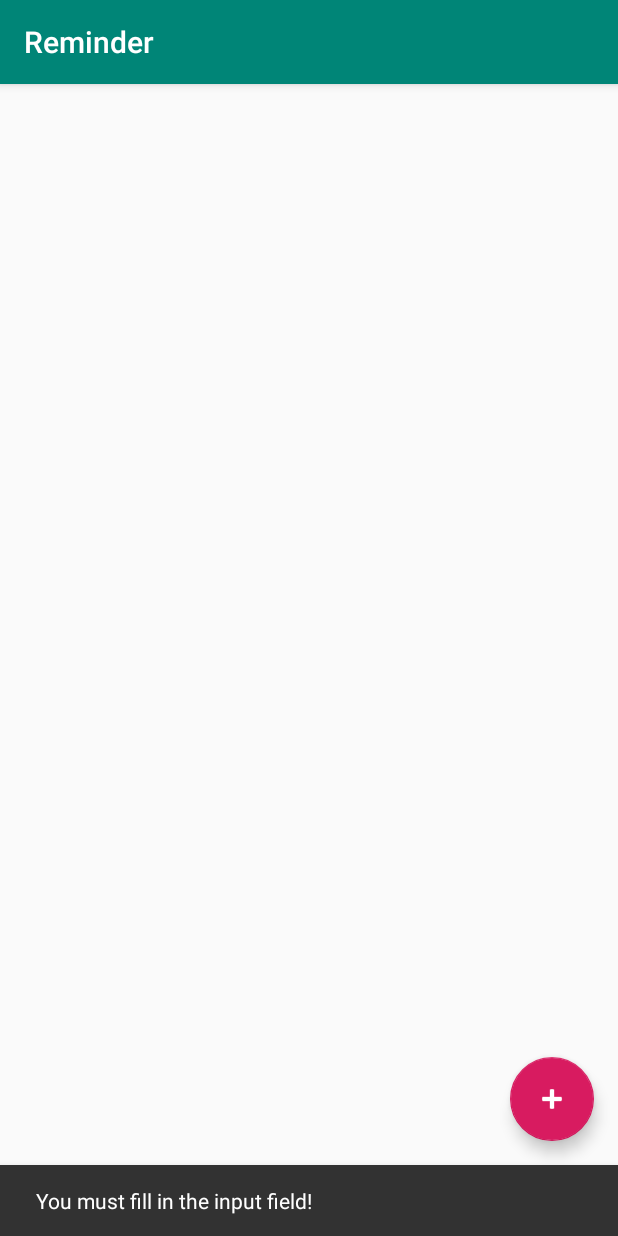
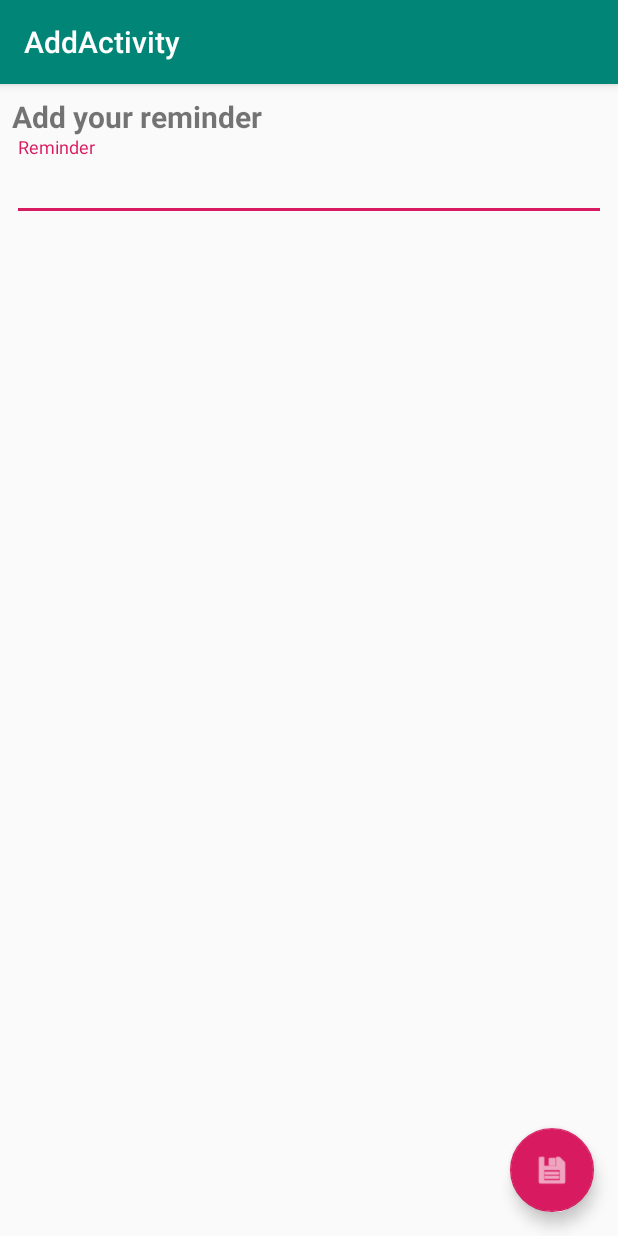
Before and after one commit to jordanvanbeijnhem/Reminder, an Android app: the screen it shows after launch (MainActivity before the commit, AddActivity after it), after a tap on an icon or button, on a phone screen of 412 x 824 dp. Run offline under Robolectric (Android 15) with nearby library versions, the phone set to English and light mode, and no system bars.

Commit message:
Add level 3

```diff
--- a/app/build.gradle
+++ b/app/build.gradle
@@ -21,6 +21,9 @@ android {
             proguardFiles getDefaultProguardFile('proguard-android-optimize.txt'), 'proguard-rules.pro'
         }
     }
+    androidExtensions {
+        experimental = true
+    }
 }
 
 dependencies {
--- a/app/src/main/AndroidManifest.xml
+++ b/app/src/main/AndroidManifest.xml
@@ -9,6 +9,10 @@
         android:roundIcon="@mipmap/ic_launcher_round"
         android:supportsRtl="true"
         android:theme="@style/AppTheme">
+        <activity
+            android:name=".AddActivity"
+            android:label="@string/title_activity_add"
+            android:theme="@style/AppTheme.NoActionBar"></activity>
         <activity
             android:name=".MainActivity"
             android:label="@string/app_name"
--- /dev/null
+++ b/app/src/main/java/nl/jordanvanbeijnhem/reminder/AddActivity.kt
@@ -0,0 +1,39 @@
+package nl.jordanvanbeijnhem.reminder
+
+import android.app.Activity
+import android.content.Intent
+import android.os.Bundle
+import android.widget.Toast
+import androidx.appcompat.app.AppCompatActivity
+import kotlinx.android.synthetic.main.activity_add.*
+import kotlinx.android.synthetic.main.content_add.*
+import nl.jordanvanbeijnhem.reminder.model.Reminder
+
+const val EXTRA_REMINDER = "EXTRA_REMINDER"
+
+class AddActivity : AppCompatActivity() {
+
+    override fun onCreate(savedInstanceState: Bundle?) {
+        super.onCreate(savedInstanceState)
+        setContentView(R.layout.activity_add)
+        setSupportActionBar(toolbar)
+
+        initViews()
+    }
+
+    private fun initViews() {
+        fab.setOnClickListener { onSaveClick() }
+    }
+
+    private fun onSaveClick() {
+        if (etAddReminder.text.toString().isNotBlank()) {
+            val reminder = Reminder(etAddReminder.text.toString())
+            val resultIntent = Intent()
+            resultIntent.putExtra(EXTRA_REMINDER, reminder)
+            setResult(Activity.RESULT_OK, resultIntent)
+            finish()
+        } else {
+            Toast.makeText(this, "The reminder cannot be empty", Toast.LENGTH_SHORT).show()
+        }
+    }
+}
--- a/app/src/main/java/nl/jordanvanbeijnhem/reminder/MainActivity.kt
+++ b/app/src/main/java/nl/jordanvanbeijnhem/reminder/MainActivity.kt
@@ -1,18 +1,19 @@
 package nl.jordanvanbeijnhem.reminder
 
+import android.app.Activity
+import android.content.Intent
 import android.os.Bundle
-import android.view.Menu
-import android.view.MenuItem
 import androidx.appcompat.app.AppCompatActivity
 import androidx.recyclerview.widget.DividerItemDecoration
 import androidx.recyclerview.widget.ItemTouchHelper
 import androidx.recyclerview.widget.LinearLayoutManager
 import androidx.recyclerview.widget.RecyclerView
-import com.google.android.material.snackbar.Snackbar
 import kotlinx.android.synthetic.main.activity_main.*
 import kotlinx.android.synthetic.main.content_main.*
 import nl.jordanvanbeijnhem.reminder.adapter.ReminderAdapter
 import nl.jordanvanbeijnhem.reminder.model.Reminder
+
+const val ADD_REMINDER_REQUEST_CODE = 100
 
 class MainActivity : AppCompatActivity() {
 
@@ -27,8 +28,7 @@ class MainActivity : AppCompatActivity() {
         initViews()
 
         fab.setOnClickListener {
-            val reminder = etReminder.text.toString()
-            addReminder(reminder)
+            startAddActivity()
         }
     }
 
@@ -45,16 +45,23 @@ class MainActivity : AppCompatActivity() {
         createItemTouchHelper().attachToRecyclerView(rvReminders)
     }
 
-    private fun addReminder(reminder: String) {
-        if (reminder.isNotBlank()) {
-            reminders.add(Reminder(reminder))
-            reminderAdapter.notifyDataSetChanged()
-            etReminder.text?.clear()
-        } else {
-            Snackbar.make(etReminder, "You must fill in the input field!", Snackbar.LENGTH_SHORT)
-                .show()
+    private fun startAddActivity() {
+        val intent = Intent(this, AddActivity::class.java)
+        startActivityForResult(intent, ADD_REMINDER_REQUEST_CODE)
+    }
+
+    override fun onActivityResult(requestCode: Int, resultCode: Int, data: Intent?) {
+        if (resultCode == Activity.RESULT_OK) {
+            when (requestCode) {
+                ADD_REMINDER_REQUEST_CODE -> {
+                    val reminder = data!!.getParcelableExtra<Reminder>(EXTRA_REMINDER)
+                    reminders.add(reminder)
+                    reminderAdapter.notifyDataSetChanged()
+                }
+            }
         }
     }
+
 
     private fun createItemTouchHelper(): ItemTouchHelper {
         val callback = object : ItemTouchHelper.SimpleCallback(0, ItemTouchHelper.LEFT) {
--- a/app/src/main/java/nl/jordanvanbeijnhem/reminder/model/Reminder.kt
+++ b/app/src/main/java/nl/jordanvanbeijnhem/reminder/model/Reminder.kt
@@ -1,3 +1,7 @@
 package nl.jordanvanbeijnhem.reminder.model
 
-data class Reminder(var reminder: String)
+import android.os.Parcelable
+import kotlinx.android.parcel.Parcelize
+
+@Parcelize
+data class Reminder(var reminder: String) : Parcelable
--- /dev/null
+++ b/app/src/main/res/layout/activity_add.xml
@@ -0,0 +1,34 @@
+<?xml version="1.0" encoding="utf-8"?>
+<androidx.coordinatorlayout.widget.CoordinatorLayout xmlns:android="http://schemas.android.com/apk/res/android"
+    xmlns:app="http://schemas.android.com/apk/res-auto"
+    xmlns:tools="http://schemas.android.com/tools"
+    android:layout_width="match_parent"
+    android:layout_height="match_parent"
+    tools:context=".AddActivity">
+
+    <com.google.android.material.appbar.AppBarLayout
+        android:layout_width="match_parent"
+        android:layout_height="wrap_content"
+        android:theme="@style/AppTheme.AppBarOverlay">
+
+        <androidx.appcompat.widget.Toolbar
+            android:id="@+id/toolbar"
+            android:layout_width="match_parent"
+            android:layout_height="?attr/actionBarSize"
+            android:background="?attr/colorPrimary"
+            app:popupTheme="@style/AppTheme.PopupOverlay" />
+
+    </com.google.android.material.appbar.AppBarLayout>
+
+    <include layout="@layout/content_add" />
+
+    <com.google.android.material.floatingactionbutton.FloatingActionButton
+        android:id="@+id/fab"
+        android:layout_width="wrap_content"
+        android:layout_height="wrap_content"
+        android:layout_gravity="bottom|end"
+        android:layout_margin="@dimen/fab_margin"
+        android:tint="@android:color/white"
+        app:srcCompat="@android:drawable/ic_menu_save" />
+
+</androidx.coordinatorlayout.widget.CoordinatorLayout>
--- /dev/null
+++ b/app/src/main/res/layout/content_add.xml
@@ -0,0 +1,39 @@
+<?xml version="1.0" encoding="utf-8"?>
+<androidx.constraintlayout.widget.ConstraintLayout xmlns:android="http://schemas.android.com/apk/res/android"
+    xmlns:app="http://schemas.android.com/apk/res-auto"
+    xmlns:tools="http://schemas.android.com/tools"
+    android:layout_width="match_parent"
+    android:layout_height="match_parent"
+    app:layout_behavior="@string/appbar_scrolling_view_behavior"
+    tools:context=".AddActivity"
+    tools:showIn="@layout/activity_add">
+
+    <com.google.android.material.textfield.TextInputLayout
+        android:id="@+id/textInputLayout"
+        android:layout_width="0dp"
+        android:layout_height="wrap_content"
+        android:layout_marginEnd="8dp"
+        app:layout_constraintEnd_toEndOf="parent"
+        app:layout_constraintStart_toStartOf="@+id/tvTitle"
+        app:layout_constraintTop_toBottomOf="@+id/tvTitle">
+
+        <com.google.android.material.textfield.TextInputEditText
+            android:id="@+id/etAddReminder"
+            android:layout_width="match_parent"
+            android:layout_height="wrap_content"
+            android:hint="@string/reminder"
+            android:inputType="text" />
+    </com.google.android.material.textfield.TextInputLayout>
+
+    <TextView
+        android:id="@+id/tvTitle"
+        android:layout_width="wrap_content"
+        android:layout_height="wrap_content"
+        android:layout_marginStart="8dp"
+        android:layout_marginTop="8dp"
+        android:text="@string/add_your_reminder"
+        android:textSize="20sp"
+        android:textStyle="bold"
+        app:layout_constraintStart_toStartOf="parent"
+        app:layout_constraintTop_toTopOf="parent" />
+</androidx.constraintlayout.widget.ConstraintLayout>
--- a/app/src/main/res/layout/content_main.xml
+++ b/app/src/main/res/layout/content_main.xml
@@ -15,30 +15,10 @@
         android:layout_marginStart="8dp"
         android:layout_marginTop="8dp"
         android:layout_marginEnd="8dp"
-        android:layout_marginBottom="16dp"
-        app:layout_constraintBottom_toTopOf="@+id/textInputLayout"
+        app:layout_constraintBottom_toBottomOf="parent"
         app:layout_constraintEnd_toEndOf="parent"
         app:layout_constraintHorizontal_bias="0.0"
         app:layout_constraintStart_toStartOf="parent"
         app:layout_constraintTop_toTopOf="parent" />
 
-    <com.google.android.material.textfield.TextInputLayout
-        android:id="@+id/textInputLayout"
-        android:layout_width="0dp"
-        android:layout_height="wrap_content"
-        android:layout_marginStart="8dp"
-        android:layout_marginBottom="8dp"
-        app:layout_constraintBottom_toBottomOf="parent"
-        app:layout_constraintStart_toStartOf="parent"
-        app:layout_constraintTop_toBottomOf="@+id/rvReminders"
-        app:layout_constraintWidth_percent="0.75">
-
-        <com.google.android.material.textfield.TextInputEditText
-            android:id="@+id/etReminder"
-            android:layout_width="match_parent"
-            android:layout_height="wrap_content"
-            android:hint="@string/give_a_reminder"
-            android:inputType="text" />
-    </com.google.android.material.textfield.TextInputLayout>
-
 </androidx.constraintlayout.widget.ConstraintLayout>
--- a/app/src/main/res/values/strings.xml
+++ b/app/src/main/res/values/strings.xml
@@ -1,5 +1,7 @@
 <resources>
     <string name="app_name">Reminder</string>
     <string name="action_settings">Settings</string>
-    <string name="give_a_reminder">Give a reminder</string>
+    <string name="title_activity_add">AddActivity</string>
+    <string name="reminder">Reminder</string>
+    <string name="add_your_reminder">Add your reminder</string>
 </resources>
```
